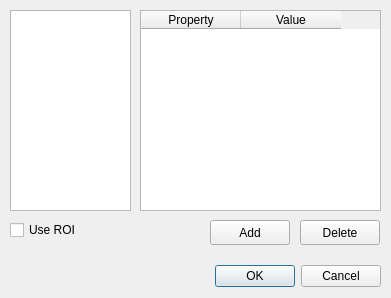
Qt form src/cascade/roidlg.ui (mlz-ictrl/nicos) before a commit.
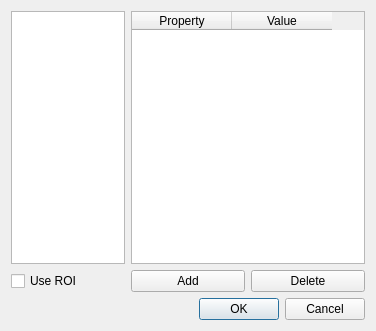
The same form after that commit.

```diff
--- a/src/cascade/roidlg.ui
+++ b/src/cascade/roidlg.ui
@@ -6,47 +6,37 @@
    <rect>
     <x>0</x>
     <y>0</y>
-    <width>391</width>
-    <height>298</height>
+    <width>376</width>
+    <height>331</height>
    </rect>
   </property>
+  <property name="sizePolicy">
+   <sizepolicy hsizetype="Preferred" vsizetype="Preferred">
+    <horstretch>0</horstretch>
+    <verstretch>0</verstretch>
+   </sizepolicy>
+  </property>
   <property name="windowTitle">
    <string>ROI</string>
   </property>
-  <widget class="QDialogButtonBox" name="buttonBox">
-   <property name="geometry">
-    <rect>
-     <x>180</x>
-     <y>260</y>
-     <width>201</width>
-     <height>32</height>
-    </rect>
-   </property>
-   <property name="orientation">
-    <enum>Qt::Horizontal</enum>
-   </property>
-   <property name="standardButtons">
-    <set>QDialogButtonBox::Cancel|QDialogButtonBox::Ok</set>
-   </property>
-  </widget>
+  <layout class="QGridLayout" name="gridLayout">
+   <item row="0" column="0">
   <widget class="QListWidget" name="listRois">
-   <property name="geometry">
-    <rect>
-     <x>10</x>
-     <y>10</y>
-     <width>121</width>
-     <height>201</height>
-    </rect>
-   </property>
-  </widget>
+     <property name="sizePolicy">
+      <sizepolicy hsizetype="Expanding" vsizetype="Expanding">
+       <horstretch>1</horstretch>
+       <verstretch>0</verstretch>
+      </sizepolicy>
+     </property>
+    </widget>
+   </item>
+   <item row="0" column="1" colspan="2">
   <widget class="QTableWidget" name="tableParams">
-   <property name="geometry">
-    <rect>
-     <x>140</x>
-     <y>10</y>
-     <width>241</width>
-     <height>201</height>
-    </rect>
+     <property name="sizePolicy">
+      <sizepolicy hsizetype="Expanding" vsizetype="Expanding">
+       <horstretch>1</horstretch>
+       <verstretch>0</verstretch>
+      </sizepolicy>
    </property>
    <property name="showGrid">
     <bool>true</bool>
@@ -65,45 +55,39 @@
     </property>
    </column>
   </widget>
+   </item>
+   <item row="1" column="0">
   <widget class="QCheckBox" name="checkBoxUseRoi">
-   <property name="geometry">
-    <rect>
-     <x>10</x>
-     <y>220</y>
-     <width>79</width>
-     <height>20</height>
-    </rect>
-   </property>
    <property name="text">
     <string>Use ROI</string>
    </property>
   </widget>
+   </item>
+   <item row="1" column="1">
   <widget class="QPushButton" name="btnAdd">
-   <property name="geometry">
-    <rect>
-     <x>210</x>
-     <y>220</y>
-     <width>80</width>
-     <height>25</height>
-    </rect>
-   </property>
    <property name="text">
     <string>Add</string>
    </property>
   </widget>
+   </item>
+   <item row="1" column="2">
   <widget class="QPushButton" name="btnDelete">
-   <property name="geometry">
-    <rect>
-     <x>300</x>
-     <y>220</y>
-     <width>80</width>
-     <height>25</height>
-    </rect>
-   </property>
    <property name="text">
     <string>Delete</string>
    </property>
   </widget>
+   </item>
+   <item row="2" column="1" colspan="2">
+    <widget class="QDialogButtonBox" name="buttonBox">
+     <property name="orientation">
+      <enum>Qt::Horizontal</enum>
+     </property>
+     <property name="standardButtons">
+      <set>QDialogButtonBox::Cancel|QDialogButtonBox::Ok</set>
+     </property>
+    </widget>
+   </item>
+  </layout>
  </widget>
  <resources/>
  <connections>
```
Lines whose indentation alone changed are shown as unchanged.
